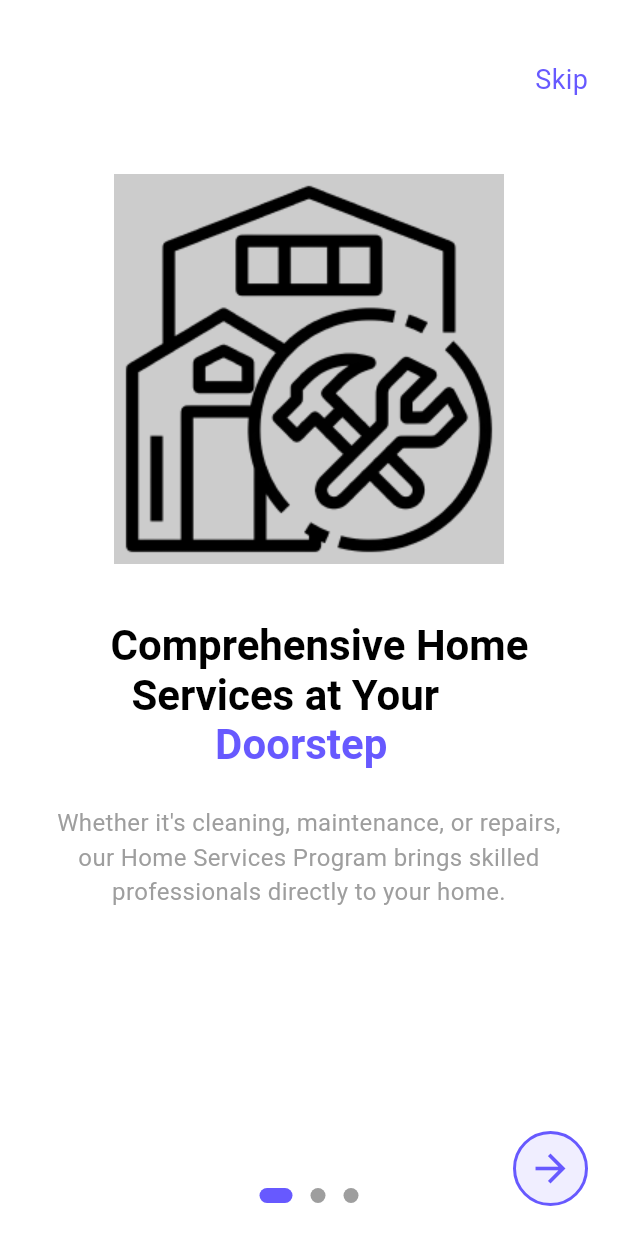
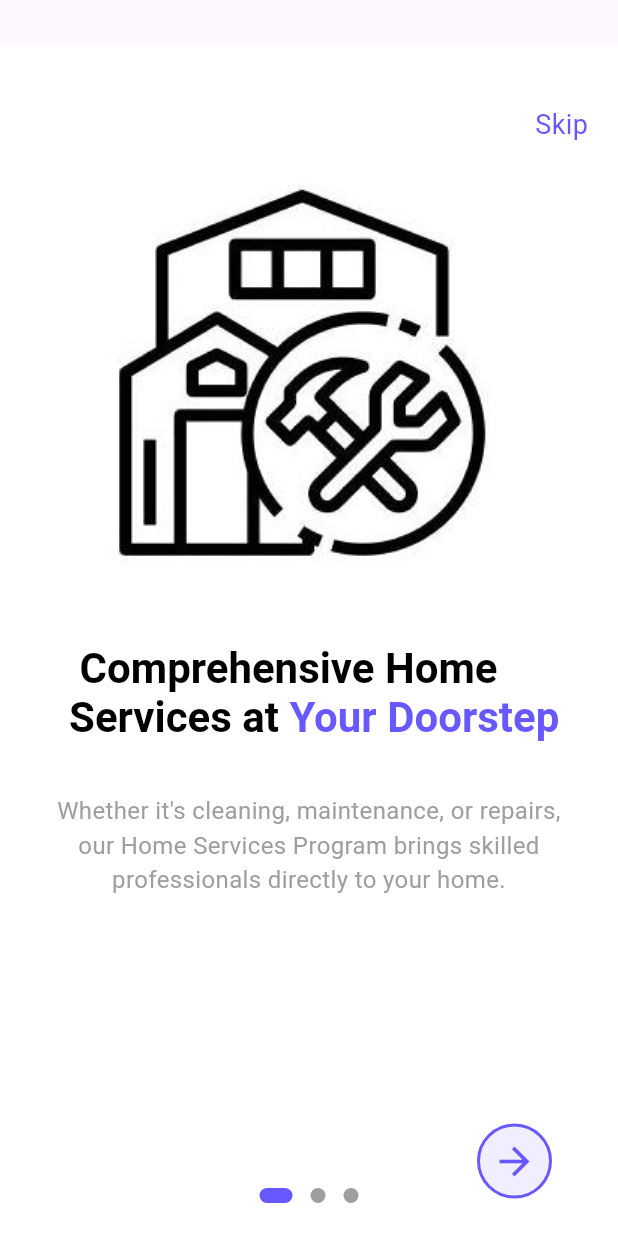
Before and after one commit to ranakhattab446/homyyser, a Flutter app: the screen it shows after launch, on a phone screen of 412 x 824 dp. Run offline on Flutter 3.47's test engine with Material 3 defaults, Android fonts, the phone set to English and light mode, and no system bars; drawn by our look-alikes of introduction_screen.

Commit message:
first commit

```diff
--- a/lib/main.dart
+++ b/lib/main.dart
@@ -31,6 +31,7 @@ class _SplashScreenState extends State<SplashScreen> {
       );
     });
   }
+
   @override
   Widget build(BuildContext context) {
     return Scaffold(
@@ -40,13 +41,7 @@ class _SplashScreenState extends State<SplashScreen> {
           child: Column(
             mainAxisAlignment: MainAxisAlignment.center,
             children: [
-
               Image.asset('assets/onboarding_images/home.png'),
-              // Icon(
-              //   Icons.home,
-              //   size: 150,
-              //   color: Colors.white,
-
               SizedBox(height: 20),
               Text(
                 'Home Services',
@@ -64,9 +59,6 @@ class _SplashScreenState extends State<SplashScreen> {
   }
 }
 
-
-
-
 class OnboardingScreen extends StatefulWidget {
   @override
   _OnboardingScreenState createState() => _OnboardingScreenState();
@@ -82,10 +74,9 @@ class _OnboardingScreenState extends State<OnboardingScreen> {
     );
   }
 
-  Widget _buildImage(String assetName, [double width = 300]) {
+  Widget _buildImage(String assetName, [double width = 350]) {
     return Image.asset('assets/$assetName', width: width);
   }
-
 
   Widget _buildTitle(String text, {String? highlight}) {
     if (highlight != null && text.contains(highlight)) {
@@ -121,14 +112,17 @@ class _OnboardingScreenState extends State<OnboardingScreen> {
       titleTextStyle: TextStyle(
           fontSize: 28.0, fontWeight: FontWeight.w700, color: Colors.black),
       bodyTextStyle: TextStyle(fontSize: 16.0, color: Colors.grey),
-      bodyPadding: EdgeInsets.symmetric(horizontal: 20.0),
-      imagePadding: EdgeInsets.only(top: 110.0) ,// Adjust as per the design
+      bodyPadding: EdgeInsets.symmetric(horizontal: 10.0, vertical: 10.0),
+      imagePadding:
+          EdgeInsets.only(top: 50.0,bottom: 0), // Adjust as per the design
       imageAlignment: Alignment.center,
       pageColor: Colors.white,
     );
 
     return Scaffold(
       body: Center(
+        child: Padding(
+          padding: const EdgeInsets.only(top: 30),
           child: Stack(
             children: [
               IntroductionScreen(
@@ -137,35 +131,54 @@ class _OnboardingScreenState extends State<OnboardingScreen> {
                 pages: [
                   PageViewModel(
                     titleWidget: _buildTitle(
-                      "  Comprehensive Home\n    Services at Your\n            Doorstep",
-                      highlight: "Doorstep" ,), // Highlighted text
+                      "  Comprehensive Home\n Services at Your Doorstep",
+                      highlight: " Your Doorstep",
+                    ), // Highlighted text
                     body:
                         "Whether it's cleaning, maintenance, or repairs, our Home Services Program brings skilled professionals directly to your home.",
-                  image: _buildImage('onboarding_images/onboarding3.png'),
+                    image: _buildImage('onboarding_images/WhatsApp Image.jpg'),
                     decoration: pageDecoration,
                   ),
                   PageViewModel(
-                  titleWidget:
-                  _buildTitle("Expert Solutions \n for Your Home", highlight: "Expert Solutions"), // Highlighted text
+                    titleWidget: _buildTitle("Expert Solutions \n for Your Home",
+                        highlight: "Expert Solutions"), // Highlighted text
                     body:
                         "From appliance repairs to deep cleaning, we cover all aspects of home care.",
                     image: _buildImage('onboarding_images/onboarding2.png'),
                     decoration: pageDecoration,
                   ),
                   PageViewModel(
-                  titleWidget: _buildTitle("Your Home,\n Our Priority", highlight: "Our Priority"), // Highlighted text
+                    titleWidget: _buildTitle("Your Home,\n Our Priority",
+                        highlight: "Our Priority"),
+                    // Highlighted text
                     body:
                         "Experience hassle-free home services with our trusted network of professionals.",
                     image: _buildImage('onboarding_images/onboarding1.png'),
                     decoration: pageDecoration,
                   ),
                 ],
+
                 onDone: () => _onIntroEnd(context),
                 showSkipButton: false, // Disable skip inside the widget
                 showNextButton: false, // Disable the default next button
-              done: const Text("Done",
-                  style:
-                  TextStyle(fontWeight: FontWeight.w600, color: Color(0xff6759FF))),
+                done: GestureDetector(
+                  onTap: () => _onIntroEnd(context), //
+                  child: Container(
+                    width: 50, //
+                    height: 50, //
+                    decoration: BoxDecoration(
+                      shape: BoxShape.circle,
+                      color: Colors.blue.withOpacity(0.1), //
+                      border: Border.all(color: Color(0xff6759FF), width: 2),
+                    ),
+                    child: Icon(
+                      Icons.arrow_forward,
+                      color: Color(0xff6759FF),
+                      size: 30,
+                    ),
+                  ),
+                ),
+
                 dotsDecorator: DotsDecorator(
                   size: Size(10.0, 10.0),
                   color: Colors.grey,
@@ -199,8 +212,8 @@ class _OnboardingScreenState extends State<OnboardingScreen> {
               // Back arrow with circular button, visible only after the 1st page
               if (currentPageIndex > 0)
                 Positioned(
-                bottom: 20,
-                left: 20,
+                  bottom: 25,
+                  left: 44,
                   child: GestureDetector(
                     onTap: () {
                       if (introKey.currentState != null) {
@@ -210,6 +223,7 @@ class _OnboardingScreenState extends State<OnboardingScreen> {
                     child: Container(
                       width: 50, // Adjust size
                       height: 50,
+
                       decoration: BoxDecoration(
                         shape: BoxShape.circle,
                         color: Colors.blue.withOpacity(0.1), // Circle background
@@ -226,20 +240,22 @@ class _OnboardingScreenState extends State<OnboardingScreen> {
               // Next arrow with circular button, visible unless on the last page
               if (currentPageIndex < 2)
                 Positioned(
-                bottom: 20,
-                right: 20,
+                  bottom: 25,
+                  right: 44,
                   child: GestureDetector(
                     onTap: () {
                       if (introKey.currentState != null) {
                         introKey.currentState!.next();
                       }
                     },
+
                       child: Container(
                         width: 50, // Adjust size
                         height: 50,
                         decoration: BoxDecoration(
                           shape: BoxShape.circle,
-                      color: Color(0xff6759FF).withOpacity(0.1), // Circle background
+                          color: Color(0xff6759FF)
+                              .withOpacity(0.1), // Circle background
                           border: Border.all(color: Color(0xff6759FF), width: 2),
                         ),
                         child: Icon(
@@ -250,7 +266,9 @@ class _OnboardingScreenState extends State<OnboardingScreen> {
                       ),
                     ),
                   ),
+
             ],
+          ),
         ),
       ),
     );
```
Also changed, not shown: assets/onboarding_images/WhatsApp Image.jpg (added). Lines whose indentation alone changed are shown as unchanged.
